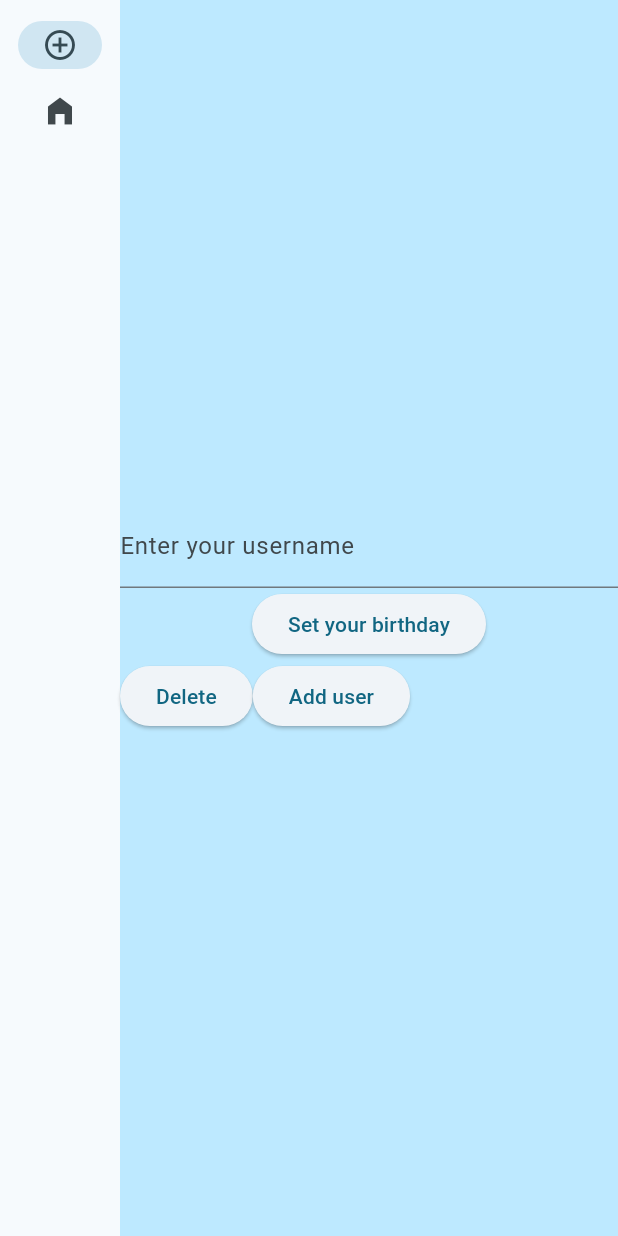
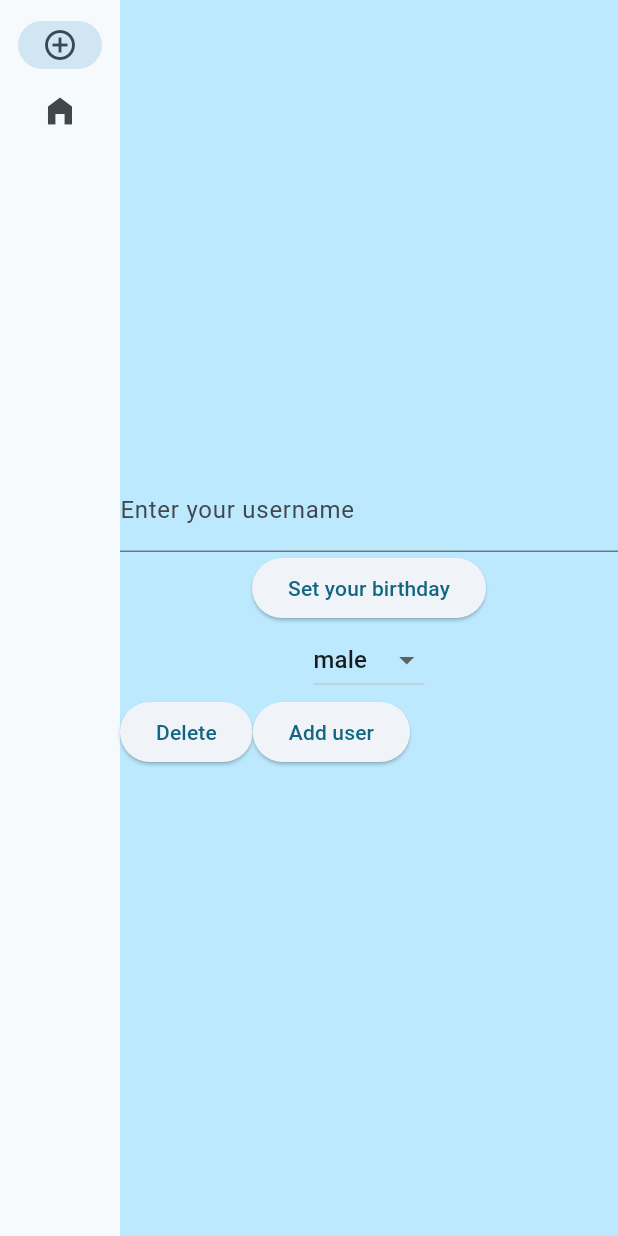
Before and after one commit to Pingoin/death_day, a Flutter app: the screen it shows after launch, on a phone screen of 412 x 824 dp. Run offline on Flutter 3.47's test engine with Material 3 defaults, Android fonts, the phone set to English and light mode, and no system bars; our stand-ins replace shared_preferences; generated files the repository leaves out were written again.

Commit message:
feat: gender selectable

```diff
--- a/lib/l10n/app_de.arb
+++ b/lib/l10n/app_de.arb
@@ -14,5 +14,7 @@
     "delete":"Löschen",
     "time_left": "Zeit Verbleibend: {days} Tage {hours}:{minutes}:{seconds}",
     "time_of_death": "Zeitpunkt des Todes: {date} {time}",
-    "about_page":"Über Death Day"
+    "about_page":"Über Death Day",
+    "male":"männlich",
+    "female":"weiblich"
 }
--- a/lib/l10n/app_en.arb
+++ b/lib/l10n/app_en.arb
@@ -64,5 +64,7 @@
     "set_birthday":"Set your birthday",
     "edit":"Edit",
     "delete":"Delete",
-    "about_page":"About"
+    "about_page":"About",
+    "male":"male",
+    "female":"female"
 }
--- a/lib/model/user.dart
+++ b/lib/model/user.dart
@@ -1,27 +1,44 @@
-
-
 import 'package:death_day/model/data.g.dart';
+import 'package:flutter/widgets.dart';
 import 'package:json_annotation/json_annotation.dart';
+import 'package:flutter_gen/gen_l10n/app_localizations.dart';
 
 part 'user.g.dart';
 
 @JsonSerializable()
-class User{
-  String name="User Name";
-  DateTime birthDate=DateTime.parse('1969-07-20 20:18:04Z');
+class User {
+  String name = "User Name";
+  Gender gender = Gender.male;
+  DateTime birthDate = DateTime.parse('1969-07-20 20:18:04Z');
   User();
-  Duration get timeLeft{
+  Duration get timeLeft {
     return deathTime.difference(DateTime.now());
   }
 
-  DateTime get deathTime{
-    return maleModel.getDeathDate(birthDate);
+  DateTime get deathTime {
+    if (gender == Gender.male) {
+      return maleModel.getDeathDate(birthDate);
+    } else {
+      return femaleModel.getDeathDate(birthDate);
+    }
   }
 
-    /// Connect the generated [_$UserFromJson] function to the `fromJson`
+  /// Connect the generated [_$UserFromJson] function to the `fromJson`
   /// factory.
   factory User.fromJson(Map<String, dynamic> json) => _$UserFromJson(json);
 
   /// Connect the generated [_$UserToJson] function to the `toJson` method.
   Map<String, dynamic> toJson() => _$UserToJson(this);
 }
+
+enum Gender { male, female }
+
+extension ParseToString on Gender {
+  String toPrintString(BuildContext context) {
+    if (this == Gender.female) {
+      return AppLocalizations.of(context)!.female;
+    } else {
+      return AppLocalizations.of(context)!.male;
+    }
+  }
+}
--- a/lib/ui/user_edit.dart
+++ b/lib/ui/user_edit.dart
@@ -71,6 +71,17 @@ class _UserEditState extends State<UserEdit> {
           },
           child: Text(AppLocalizations.of(context)!.set_birthday),
         ),
+        DropdownButton<Gender>(
+            value: user.gender,
+            onChanged: (Gender? newValue) {
+              setState(() {
+                user.gender = newValue!;
+              });
+            },
+            items: Gender.values.map((Gender classType) {
+              return DropdownMenuItem<Gender>(
+                  value: classType, child: Text(classType.toPrintString(context)));
+            }).toList()),
         Row(
           children: [
             ElevatedButton(
```
Also changed, not shown: lib/model/user.g.dart.
